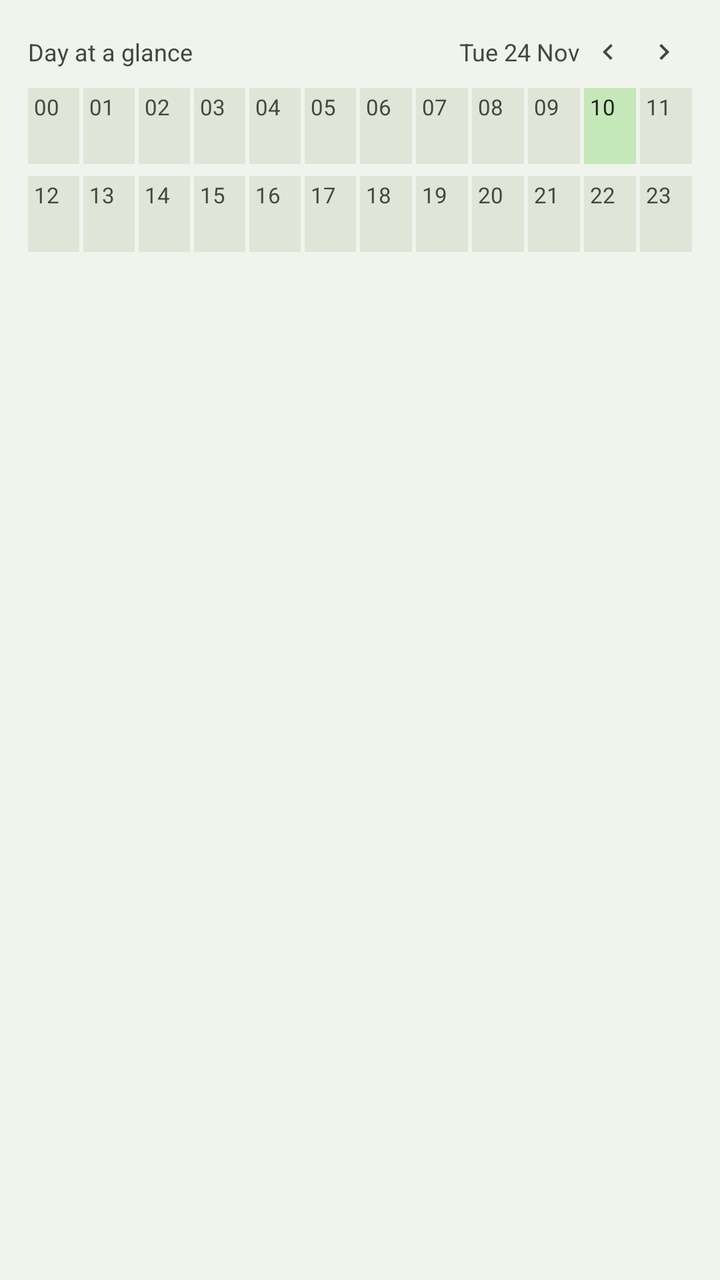
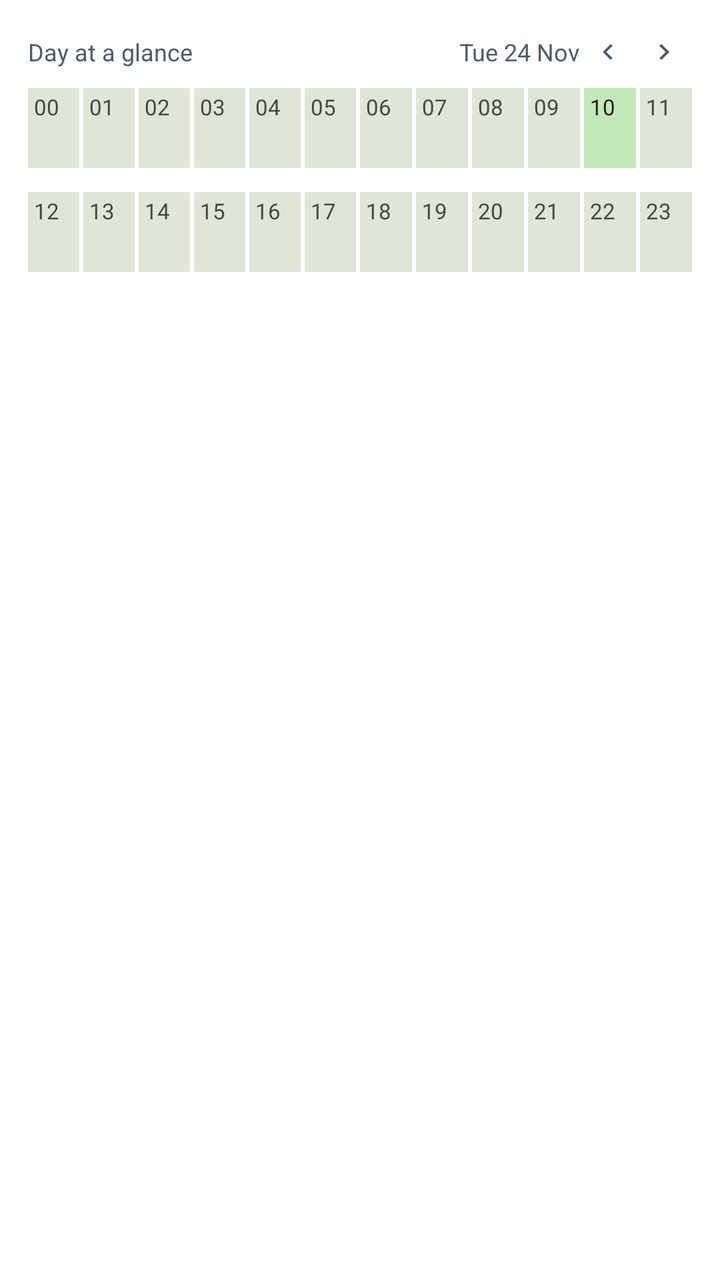

Screens rendered from an Android XML layout before and after an edit, with the pre-edit source and the edit as a unified diff.
<!-- AndroidManifest.xml: application theme Theme.Schedule -->
<!-- res/layout/day_glance_widget_preview.xml -->
<?xml version="1.0" encoding="utf-8"?>
<LinearLayout xmlns:android="http://schemas.android.com/apk/res/android"
    xmlns:tools="http://schemas.android.com/tools"
    android:layout_width="match_parent"
    android:layout_height="wrap_content"
    android:orientation="vertical"
    android:background="#F1F4EC"
    android:paddingStart="14dp"
    android:paddingEnd="14dp"
    android:paddingTop="14dp"
    android:paddingBottom="14dp"
    tools:ignore="HardcodedText">

    
    <LinearLayout
        android:layout_width="match_parent"
        android:layout_height="24dp"
        android:orientation="horizontal"
        android:gravity="center_vertical">

        <TextView
            android:layout_width="0dp"
            android:layout_height="wrap_content"
            android:layout_weight="1"
            android:fontFamily="sans-serif"
            android:textSize="12sp"
            android:maxLines="1"
            android:textColor="#43483F"
            android:text="Day at a glance" />

        <TextView
            android:layout_width="wrap_content"
            android:layout_height="wrap_content"
            android:fontFamily="sans-serif"
            android:textSize="12sp"
            android:maxLines="1"
            android:textColor="#43483F"
            android:text="Tue 24 Nov" />

        <FrameLayout
            android:layout_width="28dp"
            android:layout_height="24dp">

            <ImageView
                android:layout_width="16dp"
                android:layout_height="16dp"
                android:layout_gravity="center"
                android:importantForAccessibility="no"
                android:tint="#43483F"
                android:src="@drawable/ic_widget_chevron_left" />
        </FrameLayout>

        <FrameLayout
            android:layout_width="28dp"
            android:layout_height="24dp">

            <ImageView
                android:layout_width="16dp"
                android:layout_height="16dp"
                android:layout_gravity="center"
                android:importantForAccessibility="no"
                android:tint="#43483F"
                android:src="@drawable/ic_widget_chevron_right" />
        </FrameLayout>
    </LinearLayout>

    
    <LinearLayout
        android:layout_width="match_parent"
        android:layout_height="38dp"
        android:layout_marginTop="6dp"
        android:orientation="horizontal">

        <FrameLayout style="@style/WidgetPreview.GlanceCell"><TextView style="@style/WidgetPreview.GlanceHour" android:text="00" /></FrameLayout>
        <FrameLayout style="@style/WidgetPreview.GlanceCell"><TextView style="@style/WidgetPreview.GlanceHour" android:text="01" /></FrameLayout>
        <FrameLayout style="@style/WidgetPreview.GlanceCell"><TextView style="@style/WidgetPreview.GlanceHour" android:text="02" /></FrameLayout>
        <FrameLayout style="@style/WidgetPreview.GlanceCell"><TextView style="@style/WidgetPreview.GlanceHour" android:text="03" /></FrameLayout>
        <FrameLayout style="@style/WidgetPreview.GlanceCell"><TextView style="@style/WidgetPreview.GlanceHour" android:text="04" /></FrameLayout>
        <FrameLayout style="@style/WidgetPreview.GlanceCell"><TextView style="@style/WidgetPreview.GlanceHour" android:text="05" /></FrameLayout>
        <FrameLayout style="@style/WidgetPreview.GlanceCell"><TextView style="@style/WidgetPreview.GlanceHour" android:text="06" /></FrameLayout>
        <FrameLayout style="@style/WidgetPreview.GlanceCell"><TextView style="@style/WidgetPreview.GlanceHour" android:text="07" /></FrameLayout>
        <FrameLayout style="@style/WidgetPreview.GlanceCell"><TextView style="@style/WidgetPreview.GlanceHour" android:text="08" /></FrameLayout>
        <FrameLayout style="@style/WidgetPreview.GlanceCell"><TextView style="@style/WidgetPreview.GlanceHour" android:text="09" /></FrameLayout>
        <FrameLayout style="@style/WidgetPreview.GlanceCell.Current"><TextView style="@style/WidgetPreview.GlanceHour.Current" android:text="10" /></FrameLayout>
        <FrameLayout style="@style/WidgetPreview.GlanceCell.Last"><TextView style="@style/WidgetPreview.GlanceHour" android:text="11" /></FrameLayout>
    </LinearLayout>

    
    <LinearLayout
        android:layout_width="match_parent"
        android:layout_height="38dp"
        android:layout_marginTop="6dp"
        android:orientation="horizontal">

        <FrameLayout style="@style/WidgetPreview.GlanceCell"><TextView style="@style/WidgetPreview.GlanceHour" android:text="12" /></FrameLayout>
        <FrameLayout style="@style/WidgetPreview.GlanceCell"><TextView style="@style/WidgetPreview.GlanceHour" android:text="13" /></FrameLayout>
        <FrameLayout style="@style/WidgetPreview.GlanceCell"><TextView style="@style/WidgetPreview.GlanceHour" android:text="14" /></FrameLayout>
        <FrameLayout style="@style/WidgetPreview.GlanceCell"><TextView style="@style/WidgetPreview.GlanceHour" android:text="15" /></FrameLayout>
        <FrameLayout style="@style/WidgetPreview.GlanceCell"><TextView style="@style/WidgetPreview.GlanceHour" android:text="16" /></FrameLayout>
        <FrameLayout style="@style/WidgetPreview.GlanceCell"><TextView style="@style/WidgetPreview.GlanceHour" android:text="17" /></FrameLayout>
        <FrameLayout style="@style/WidgetPreview.GlanceCell"><TextView style="@style/WidgetPreview.GlanceHour" android:text="18" /></FrameLayout>
        <FrameLayout style="@style/WidgetPreview.GlanceCell"><TextView style="@style/WidgetPreview.GlanceHour" android:text="19" /></FrameLayout>
        <FrameLayout style="@style/WidgetPreview.GlanceCell"><TextView style="@style/WidgetPreview.GlanceHour" android:text="20" /></FrameLayout>
        <FrameLayout style="@style/WidgetPreview.GlanceCell"><TextView style="@style/WidgetPreview.GlanceHour" android:text="21" /></FrameLayout>
        <FrameLayout style="@style/WidgetPreview.GlanceCell"><TextView style="@style/WidgetPreview.GlanceHour" android:text="22" /></FrameLayout>
        <FrameLayout style="@style/WidgetPreview.GlanceCell.Last"><TextView style="@style/WidgetPreview.GlanceHour" android:text="23" /></FrameLayout>
    </LinearLayout>

</LinearLayout>
<!-- resources referenced by this layout -->
<resources>
  <!-- drawable ic_widget_chevron_left (drawable) -->
  <?xml version="1.0" encoding="utf-8"?>
  <vector xmlns:android="http://schemas.android.com/apk/res/android"
      android:width="24dp"
      android:height="24dp"
      android:viewportWidth="24"
      android:viewportHeight="24"
      android:autoMirrored="true">
      <path
          android:fillColor="@color/widget_month_text"
          android:pathData="M15.41,7.41L14,6l-6,6 6,6 1.41,-1.41L10.83,12z" />
  </vector>
  <!-- drawable ic_widget_chevron_right (drawable) -->
  <?xml version="1.0" encoding="utf-8"?>
  <vector xmlns:android="http://schemas.android.com/apk/res/android"
      android:width="24dp"
      android:height="24dp"
      android:viewportWidth="24"
      android:viewportHeight="24"
      android:autoMirrored="true">
      <path
          android:fillColor="@color/widget_month_text"
          android:pathData="M10,6L8.59,7.41 13.17,12l-4.58,4.59L10,18l6,-6z" />
  </vector>
  <style name="WidgetPreview.GlanceCell">
          <item name="android:layout_width">0dp</item>
          <item name="android:layout_height">match_parent</item>
          <item name="android:layout_weight">1</item>
          <item name="android:layout_marginEnd">2dp</item>
          <item name="android:background">#DFE6D8</item>
          <item name="android:paddingStart">3dp</item>
          <item name="android:paddingTop">2dp</item>
      </style>
  <style name="WidgetPreview.GlanceCell.Current">
          <item name="android:background">#C5E8B8</item>
      </style>
  <style name="WidgetPreview.GlanceCell.Last">
          <item name="android:layout_marginEnd">0dp</item>
      </style>
  <style name="WidgetPreview.GlanceHour">
          <item name="android:layout_width">wrap_content</item>
          <item name="android:layout_height">wrap_content</item>
          <item name="android:textSize">11sp</item>
          <item name="android:maxLines">1</item>
          <item name="android:textColor">#43483F</item>
      </style>
  <style name="WidgetPreview.GlanceHour.Current">
          <item name="android:textColor">#1A1C18</item>
      </style>
  <style name="Theme.Schedule" parent="android:Theme.Material.Light.NoActionBar">
          <item name="android:windowBackground">@color/window_background</item>
      </style>
  <color name="widget_month_text">#FFE8E0EA</color>
  <color name="window_background">#F7F8FC</color>
</resources>

<!-- the commit's change to res/layout/day_glance_widget_preview.xml (unified diff, before → after) -->
@@ -4,7 +4,7 @@
     android:layout_width="match_parent"
     android:layout_height="wrap_content"
     android:orientation="vertical"
-    android:background="#F1F4EC"
+    android:background="#FFFFFF"
     android:paddingStart="14dp"
     android:paddingEnd="14dp"
     android:paddingTop="14dp"
@@ -25,7 +25,7 @@
             android:fontFamily="sans-serif"
             android:textSize="12sp"
             android:maxLines="1"
-            android:textColor="#43483F"
+            android:textColor="#4F5A6B"
             android:text="Day at a glance" />
 
         <TextView
@@ -34,7 +34,7 @@
             android:fontFamily="sans-serif"
             android:textSize="12sp"
             android:maxLines="1"
-            android:textColor="#43483F"
+            android:textColor="#4F5A6B"
             android:text="Tue 24 Nov" />
 
         <FrameLayout
@@ -46,7 +46,7 @@
                 android:layout_height="16dp"
                 android:layout_gravity="center"
                 android:importantForAccessibility="no"
-                android:tint="#43483F"
+                android:tint="#4F5A6B"
                 android:src="@drawable/ic_widget_chevron_left" />
         </FrameLayout>
 
@@ -59,7 +59,7 @@
                 android:layout_height="16dp"
                 android:layout_gravity="center"
                 android:importantForAccessibility="no"
-                android:tint="#43483F"
+                android:tint="#4F5A6B"
                 android:src="@drawable/ic_widget_chevron_right" />
         </FrameLayout>
     </LinearLayout>
@@ -67,7 +67,7 @@
     
     <LinearLayout
         android:layout_width="match_parent"
-        android:layout_height="38dp"
+        android:layout_height="40dp"
         android:layout_marginTop="6dp"
         android:orientation="horizontal">
 
@@ -88,8 +88,8 @@
     
     <LinearLayout
         android:layout_width="match_parent"
-        android:layout_height="38dp"
-        android:layout_marginTop="6dp"
+        android:layout_height="40dp"
+        android:layout_marginTop="12dp"
         android:orientation="horizontal">
 
         <FrameLayout style="@style/WidgetPreview.GlanceCell"><TextView style="@style/WidgetPreview.GlanceHour" android:text="12" /></FrameLayout>
